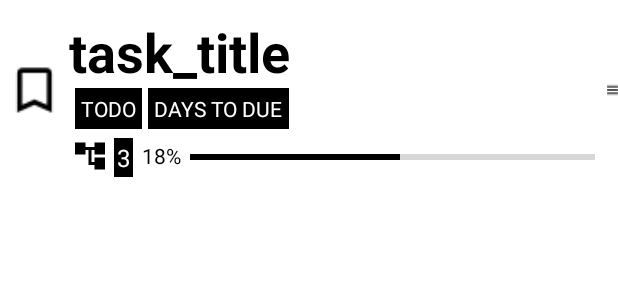
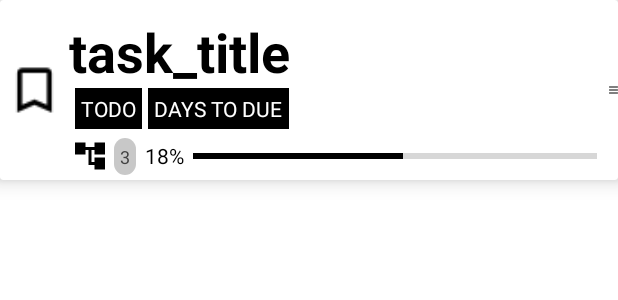
Before and after one commit to rishivarma853/TASK_TECHTOIDS_ANDROID, an Android app: the layout activity_task_list_item.xml on its own in the app's theme, with its tools: preview values and no code run, on a phone screen of 412 x 824 dp. Shown: the top 300 px of the screen. Run offline under Robolectric (Android 15) with nearby library versions, the phone set to English and light mode, and no system bars.

Commit message:
added card view and text view background

```diff
--- a/NOTA-App/app/src/main/java/ca/lcit22fw/madt/techtoids/android/nota_app/HomeScreenActivity.java
+++ b/NOTA-App/app/src/main/java/ca/lcit22fw/madt/techtoids/android/nota_app/HomeScreenActivity.java
@@ -11,7 +11,7 @@ import android.widget.GridView;
 public class HomeScreenActivity extends AppCompatActivity {
 
     GridView simpleGrid;
-    int whiteboardImg[] = {R.drawable.whiteboard,R.drawable.whiteboard};
+    int[] whiteboardImg = {R.drawable.whiteboard,R.drawable.whiteboard};
     @Override
     protected void onCreate(Bundle savedInstanceState) {
         super.onCreate(savedInstanceState);
--- a/NOTA-App/app/src/main/java/ca/lcit22fw/madt/techtoids/android/nota_app/HomeScreenAdapter.java
+++ b/NOTA-App/app/src/main/java/ca/lcit22fw/madt/techtoids/android/nota_app/HomeScreenAdapter.java
@@ -8,7 +8,7 @@ import android.widget.BaseAdapter;
 import android.widget.ImageView;
 public class HomeScreenAdapter extends BaseAdapter {
     Context context;
-    int whiteboardImg[];
+    int[] whiteboardImg;
     LayoutInflater inflter;
     public HomeScreenAdapter(Context applicationContext, int[] logos) {
         this.context = applicationContext;
--- a/NOTA-App/app/src/main/java/ca/lcit22fw/madt/techtoids/android/nota_app/Models/ParentTask.java
+++ b/NOTA-App/app/src/main/java/ca/lcit22fw/madt/techtoids/android/nota_app/Models/ParentTask.java
@@ -6,7 +6,7 @@ import java.util.List;
 //import javax.annotation.Nullable;
 
 public class ParentTask extends BaseTask {
-    private List<SubTask> childTasks = new ArrayList<>();
+    private final List<SubTask> childTasks = new ArrayList<>();
 
     public ParentTask() {
     }
--- a/NOTA-App/app/src/main/java/ca/lcit22fw/madt/techtoids/android/nota_app/SignInActivity.java
+++ b/NOTA-App/app/src/main/java/ca/lcit22fw/madt/techtoids/android/nota_app/SignInActivity.java
@@ -48,7 +48,7 @@ public class SignInActivity extends AppCompatActivity {
         signInLauncher.launch(signInIntent);
     }
 
-    private ActivityResultLauncher<Intent> signInLauncher = registerForActivityResult(new FirebaseAuthUIActivityResultContract(), (result) -> {
+    private final ActivityResultLauncher<Intent> signInLauncher = registerForActivityResult(new FirebaseAuthUIActivityResultContract(), (result) -> {
         IdpResponse response = result.getIdpResponse();
         if (result.getResultCode() == RESULT_OK) {
             navigateToHome(true);
--- /dev/null
+++ b/NOTA-App/app/src/main/res/drawable/circle_background.xml
@@ -0,0 +1,11 @@
+<?xml version="1.0" encoding="utf-8"?>
+<shape xmlns:android="http://schemas.android.com/apk/res/android" android:shape="rectangle">
+
+    <corners android:topLeftRadius="1000dp"
+        android:topRightRadius="1000dp"
+        android:bottomLeftRadius="1000dp"
+        android:bottomRightRadius="1000dp"
+        android:radius="20dp"/>
+    <solid android:color="@color/cardview_shadow_start_color" />
+
+</shape>
--- a/NOTA-App/app/src/main/res/layout/activity_task_list_item.xml
+++ b/NOTA-App/app/src/main/res/layout/activity_task_list_item.xml
@@ -2,7 +2,12 @@
 <LinearLayout xmlns:android="http://schemas.android.com/apk/res/android"
     android:layout_width="match_parent"
     android:layout_height="match_parent"
+    xmlns:app="http://schemas.android.com/apk/res-auto"
     android:orientation="horizontal">
+    <androidx.cardview.widget.CardView
+        android:layout_width="wrap_content"
+        android:layout_height="wrap_content"
+        app:cardElevation="8dp">
 
     <LinearLayout
         android:layout_width="match_parent"
@@ -89,11 +94,12 @@
                     android:layout_width="wrap_content"
                     android:layout_height="wrap_content"
                     android:layout_margin="2dp"
-                    android:background="@color/black"
-                    android:padding="2sp"
+                    android:background="@drawable/circle_background"
+                    android:padding="4dp"
+
                     android:text="3"
-                    android:textColor="@color/white"
-                    android:textSize="16sp" />
+                    android:textColor="@color/cardview_dark_background"
+                    android:textSize="12sp" />
 
                 <TextView
                     android:layout_width="wrap_content"
@@ -138,6 +144,10 @@
         </LinearLayout>
 
 
+
+
     </LinearLayout>
+    </androidx.cardview.widget.CardView>
+
 
 </LinearLayout>
```
